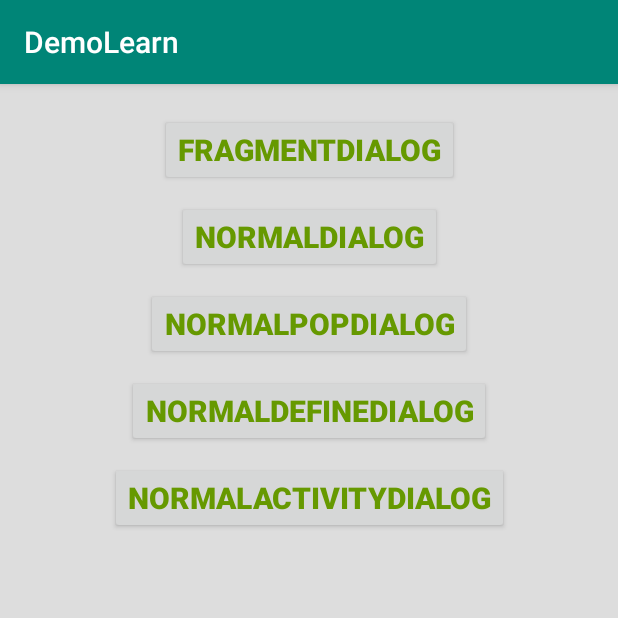
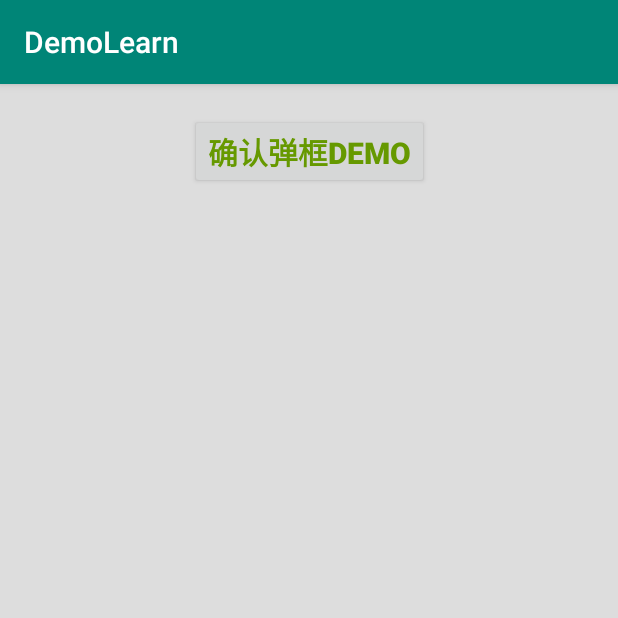
Before and after one commit to junyulian/DemoLearn, an Android app: the screen it shows after launch (MainActivity), on a phone screen of 412 x 824 dp, the top half of it. Run offline under Robolectric (Android 15) with nearby library versions, the phone set to English and light mode, and no system bars; our stand-ins replace ButterKnife.

Commit message:
增加一些对话框

```diff
--- a/app/src/main/AndroidManifest.xml
+++ b/app/src/main/AndroidManifest.xml
@@ -18,6 +18,7 @@
         </activity>
         <activity android:name=".dialog.NormalConfirmActivityDialog"
                 android:theme="@style/DialogStyle"/>
+        <activity android:name=".activity.DialogEnterActivity"/>
     </application>
 
 </manifest>
--- a/app/src/main/res/layout/activity_main.xml
+++ b/app/src/main/res/layout/activity_main.xml
@@ -8,7 +8,7 @@
     tools:context=".MainActivity">
 
     <Button
-        android:id="@+id/btn_fragment_dialog"
+        android:id="@+id/btn_dialog"
         android:layout_width="wrap_content"
         android:layout_height="wrap_content"
         app:layout_constraintTop_toTopOf="parent"
@@ -18,58 +18,7 @@
         android:textColor="@android:color/holo_green_dark"
         android:textSize="20sp"
         android:textStyle="bold"
-        android:text="FragmentDialog"/>
-    <Button
-        android:id="@+id/btn_normal_dialog"
-        android:layout_width="wrap_content"
-        android:layout_height="wrap_content"
-        app:layout_constraintTop_toBottomOf="@id/btn_fragment_dialog"
-        app:layout_constraintLeft_toLeftOf="parent"
-        app:layout_constraintRight_toRightOf="parent"
-        android:layout_marginTop="10dp"
-        android:textColor="@android:color/holo_green_dark"
-        android:textSize="20sp"
-        android:textStyle="bold"
-        android:text="NormalDialog"/>
-
-    <Button
-        android:id="@+id/btn_normal_pop_dialog"
-        android:layout_width="wrap_content"
-        android:layout_height="wrap_content"
-        app:layout_constraintTop_toBottomOf="@id/btn_normal_dialog"
-        app:layout_constraintLeft_toLeftOf="parent"
-        app:layout_constraintRight_toRightOf="parent"
-        android:layout_marginTop="10dp"
-        android:textColor="@android:color/holo_green_dark"
-        android:textSize="20sp"
-        android:textStyle="bold"
-        android:text="NormalPopDialog"/>
-
-    <Button
-        android:id="@+id/btn_normal_define_dialog"
-        android:layout_width="wrap_content"
-        android:layout_height="wrap_content"
-        app:layout_constraintTop_toBottomOf="@id/btn_normal_pop_dialog"
-        app:layout_constraintLeft_toLeftOf="parent"
-        app:layout_constraintRight_toRightOf="parent"
-        android:layout_marginTop="10dp"
-        android:textColor="@android:color/holo_green_dark"
-        android:textSize="20sp"
-        android:textStyle="bold"
-        android:text="NormalDEFINEDialog"/>
-
-    <Button
-        android:id="@+id/btn_normal_activity_dialog"
-        android:layout_width="wrap_content"
-        android:layout_height="wrap_content"
-        app:layout_constraintTop_toBottomOf="@id/btn_normal_define_dialog"
-        app:layout_constraintLeft_toLeftOf="parent"
-        app:layout_constraintRight_toRightOf="parent"
-        android:layout_marginTop="10dp"
-        android:textColor="@android:color/holo_green_dark"
-        android:textSize="20sp"
-        android:textStyle="bold"
-        android:text="NormalActivityDialog"/>
+        android:text="确认弹框demo"/>
 
 
 
```
Also changed, not shown: app/src/main/java/com/jun/demolearn/MainActivity.java (+7 -91 lines), app/src/main/java/com/jun/demolearn/activity/DialogEnterActivity.java (added, +124 -0 lines), app/src/main/res/layout/activity_enter_dialog.xml (added, +76 -0 lines).
